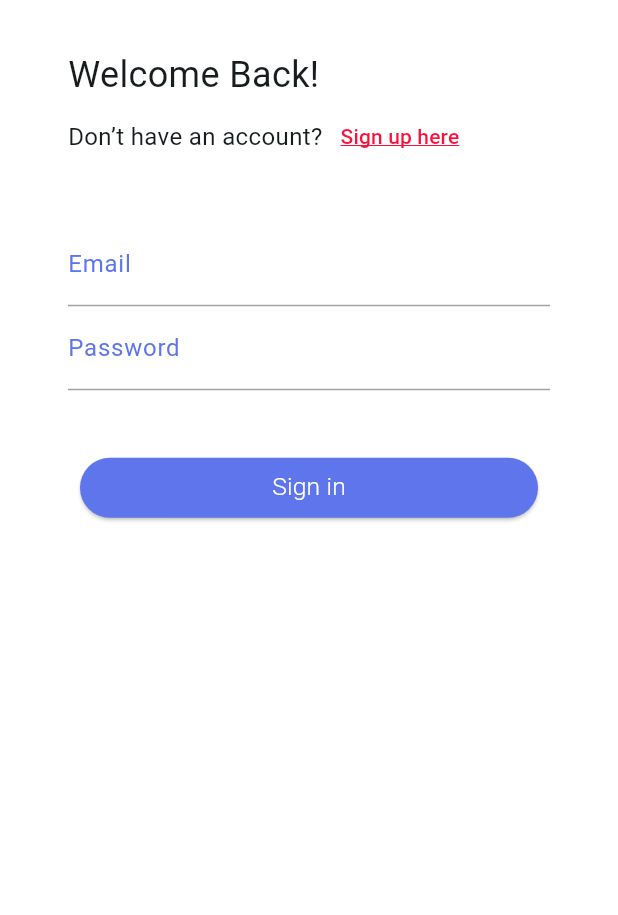
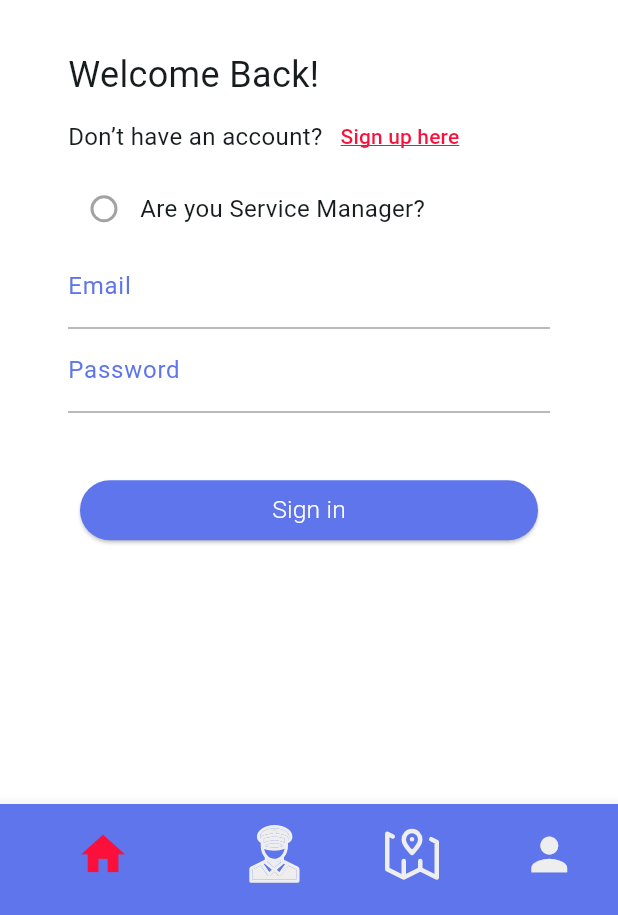
Before and after one commit to husainaali/for_you, a Flutter app: the screen it shows after launch, on a phone screen of 412 x 824 dp, the part 321-1236 px from its top. Run offline on Flutter 3.47's test engine with Material 3 defaults, Android fonts, the phone set to English and light mode, and no system bars; drawn by our look-alikes of auto_size_text; our stand-ins replace easy_localization, file_picker, flutter_animate, flutter_map, flutter_native_splash, flutter_svg and 7 more; accounts and stored records are empty.

Commit message:
users pages update

```diff
--- a/lib/views/login_view/login_page_view.dart
+++ b/lib/views/login_view/login_page_view.dart
@@ -60,7 +60,37 @@
                       ))
                 ],
               ),
-              Gap(customHeight(context, percentage: 0.04)),
+              model.isLoginPage?Align(
+                alignment: Alignment.centerLeft,
+                child: Row(
+                  children: [
+                    Radio(
+                      focusColor: AppColor.appColorGreyNormal,
+                      activeColor: AppColor.appColorGreyNormal,
+                      overlayColor:
+                          MaterialStateProperty.all(AppColor.appColorGreyNormal),
+                      fillColor:
+                          MaterialStateProperty.resolveWith<Color>((states) {
+                        if (states.contains(MaterialState.selected)) {
+                          return AppColor.appColorAccentRed;
+                        }
+                        return AppColor.appColorGreyNormal;
+                      }),
+                      value: true,
+                      toggleable: true,
+                      groupValue: model.isServiceProvider,
+                      onChanged: (bool? value) {
+                        model.isServiceProvider = !model.isServiceProvider;
+                        model.notifyListeners();
+                      },
+                    ),
+                    Text(
+                      'Are you Service Manager?',
+                      style: TextStyle(fontSize: 16),
+                    ),
+                  ],
+                ),
+              ):SizedBox(),
               TextField(
                 controller: model.textControllerUserEmail,
                 keyboardType: TextInputType.emailAddress,
@@ -138,15 +168,14 @@
                   model.isLoginPage ? 'Sign in' : 'Sign up',
                   model.isLoginPage
                       ? () {
-                          if (model.textControllerUserEmail.text.length>3&&model.textControllerUserPassword.text.length>3) {
+                          if (model.textControllerUserEmail.text.length > 3 &&
+                              model.textControllerUserPassword.text.length >
+                                  3) {
                             model.userService
                                 .loginUser(model.userInformation.email!,
                                     model.userInformation.password!)
                                 .then((value) => {
-                                      if (value)
-                                        {
-                                          context.go(WrapperRoute.path)
-                                        }
+                                      if (value) {context.go(WrapperRoute.path)}
                                     });
                           }
                         }
--- a/lib/views/login_view/login_page_view_model.dart
+++ b/lib/views/login_view/login_page_view_model.dart
@@ -44,6 +44,8 @@
   bool isUser = true;
 
   bool isPasswordConfirmed = false;
+
+  bool isServiceProvider = false;
   initialize() {}
   registrationInitialize(userName, password) {
     userInformation.email = userName;
--- a/lib/views/shipments_view/custom_shipments_page_parts.dart
+++ b/lib/views/shipments_view/custom_shipments_page_parts.dart
@@ -84,7 +84,7 @@
             effects: const [FadeEffect()],
             child: GestureDetector(
               onTap: () {
-
+                context.push(ShpmentDetailsViewRoute.path);
               },
               child: Padding(
                 padding: EdgeInsets.all(customHeight(context, percentage: 0.01)),
--- a/lib/views/shipments_view/shipments_page_view.dart
+++ b/lib/views/shipments_view/shipments_page_view.dart
@@ -3,9 +3,11 @@
 import 'package:flutter_animate/flutter_animate.dart';
 import 'package:flutter_svg/flutter_svg.dart';
 import 'package:gap/gap.dart';
+import 'package:go_router/go_router.dart';
 import 'package:stacked/stacked.dart';
 
 import '../../constants/constants_helper.dart';
+import '../../routes/routes.dart';
 import '../../widgets/custom_widget_helper.dart';
 import 'shipments_page_view_model.dart';
 
--- a/lib/widgets/custom_bottom_navigation_bar.dart
+++ b/lib/widgets/custom_bottom_navigation_bar.dart
@@ -9,15 +9,16 @@
       onTap: (value) async {
         model.onNavigationBarTapped(value);
         if (value == 0) {
-          model.selectedPage = HomePageView();
+          model.selectedPage = model.userData!.role=='User'? HomePageView():model.userData!.role=='Manager'?HomeManagerPageView():HomeEmployeePageView();
           model.selectedItem = 0;
           model.notifyListeners();
         } else if (value == 1) {
-          model.selectedPage = HomePageView();
+
+          model.selectedPage = model.userData!.role=='User'? MapPageView():model.userData!.role=='Manager'?EmployeesPageView(): ManagerPageView();
           model.selectedItem = 1;
           model.notifyListeners();
         } else if (value == 2) {
-          model.selectedPage = CalculatorPageView();
+          model.selectedPage =  model.userData!.role=='User'?CalculatorPageView():MapPageView();
           model.selectedItem = 2;
           model.notifyListeners();
         } else if (value == 3) {
@@ -37,21 +38,27 @@
             backgroundColor: AppColor.appColorCornflowerBlue,
             label: ''),
         BottomNavigationBarItem(
-            icon: Icon(
+            icon: model.userData?.role=='User'?Icon(
               Icons.pin_drop,
               color: model.selectedItem == 1
                   ? AppColor.appColorAccentRed
                   : AppColor.appColorGreylight,
-            ),
+            ):model.userData?.role=='Manager'?SvgPicture.asset('assets/employees_icon.svg',color: model.selectedItem == 1
+                  ? AppColor.appColorAccentRed
+                  : AppColor.appColorGreylight,):SvgPicture.asset('assets/manager_icon.svg',color: model.selectedItem == 1
+                  ? AppColor.appColorAccentRed
+                  : AppColor.appColorGreylight,),
             backgroundColor: AppColor.appColorCornflowerBlue,
             label: ''),
         BottomNavigationBarItem(
-            icon: Icon(
+            icon: model.userData?.role=='User'? Icon(
               Icons.calculate,
               color: model.selectedItem == 2
                   ? AppColor.appColorAccentRed
                   : AppColor.appColorGreylight,
-            ),
+            ):SvgPicture.asset('assets/map.svg',color: model.selectedItem == 2
+                  ? AppColor.appColorAccentRed
+                  : AppColor.appColorGreylight,),
             backgroundColor: AppColor.appColorCornflowerBlue,
             label: ''),
         BottomNavigationBarItem(
--- a/lib/widgets/custom_widget_helper.dart
+++ b/lib/widgets/custom_widget_helper.dart
@@ -13,8 +13,13 @@
 import '../views/calculator_page_view/addresses_control_page.dart';
 import '../views/calculator_page_view/calculator_page_view.dart';
 import '../views/calculator_page_view/calculator_page_view_model.dart';
+import '../views/employees_view/employees_page_view.dart';
+import '../views/home_employee/home_manager_page_view.dart';
+import '../views/home_manager/home_manager_page_view.dart';
 import '../views/login_view/login_page_view.dart';
 import '../views/login_view/registration_page_view.dart';
+import '../views/manager_view/manager_page_view.dart';
+import '../views/map_view/map_page_view.dart';
 
 
 part 'custom_bottom_navigation_bar.dart';
--- a/pubspec.yaml
+++ b/pubspec.yaml
@@ -51,6 +51,8 @@
   flutter_animate: ^4.5.0
   timeline_tile: ^2.0.0
   json_annotation: ^4.8.1
+  flutter_map: ^6.1.0
+  latlong2: ^0.9.0
 
 dev_dependencies:
   flutter_test:
```
Also changed, not shown: lib/routes/routes.dart (+57 -0 lines), lib/views/employees_view/employees_page_view.dart (added, +160 -0 lines), lib/views/employees_view/employees_page_view_model.dart (added, +10 -0 lines), lib/views/manager_view/manager_page_view.dart (added, +24 -0 lines), lib/views/manager_view/manager_page_view_model.dart (added, +8 -0 lines), lib/views/map_view/map_page_view.dart (added, +41 -0 lines), lib/views/map_view/map_page_view_model.dart (added, +62 -0 lines), lib/views/wrapper_view/wrapper_view_model.dart (+11 -1 lines), assets/employees_icon.svg (added), assets/manager_icon.svg (added), assets/map.svg (added), lib/routes/routes.g.dart, pubspec.lock.
